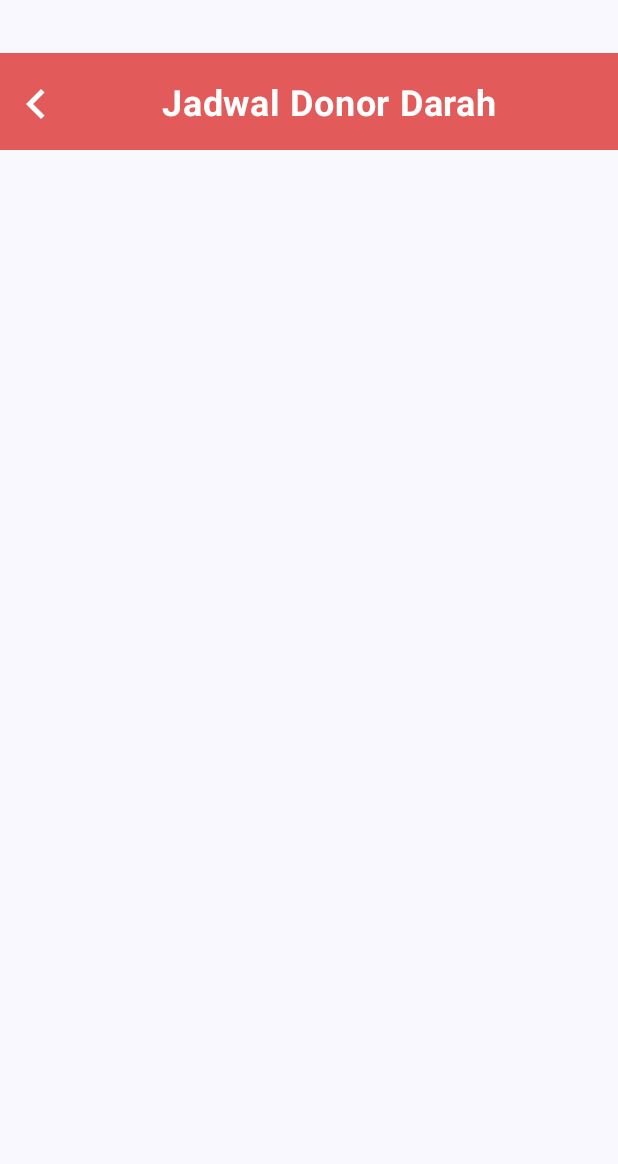
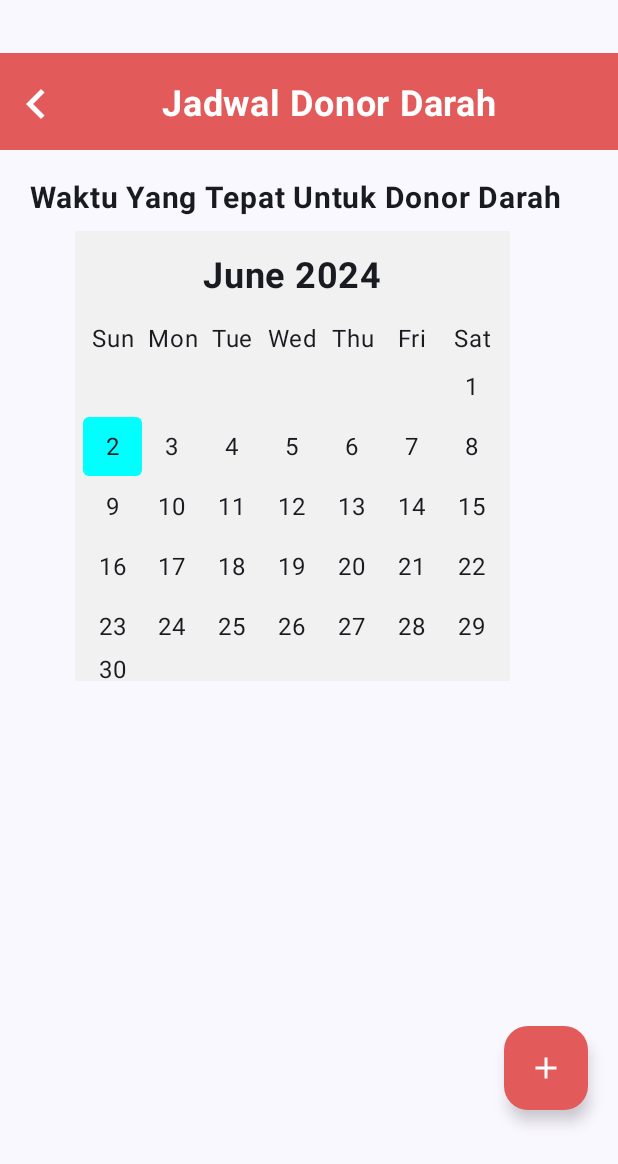
Before and after one commit to waradli/App-LifeBloodID, an Android app built with Jetpack Compose: the composable ScreenJadwalDonor shown on its own in the app's theme, on a phone screen of 412 x 824 dp. Shown: the top 1164 px of the screen. Run offline under Robolectric (Android 15) with nearby library versions, the phone set to English and light mode, and no system bars.

Commit message:
memperbaiki menu jadwal donor darah

```diff
--- a/app/build.gradle.kts
+++ b/app/build.gradle.kts
@@ -77,4 +77,9 @@ dependencies {
 
     //Home
     implementation(libs.androidx.constraintlayout.compose)
+
+    //calender
+    implementation("com.maxkeppeler.sheets-compose-dialogs:core:1.2.0")
+    implementation("com.maxkeppeler.sheets-compose-dialogs:calendar:1.2.0")
+
 }
--- a/app/src/main/java/com/example/appslifebloodid/intro/onboarding/components/menu_home/ScreenJadwalDonor.kt
+++ b/app/src/main/java/com/example/appslifebloodid/intro/onboarding/components/menu_home/ScreenJadwalDonor.kt
@@ -1,43 +1,44 @@
 package com.example.appslifebloodid.intro.onboarding.components.menu_home
 
+import android.os.Build
+import androidx.annotation.RequiresApi
 import androidx.compose.foundation.background
-import androidx.compose.foundation.layout.Box
-import androidx.compose.foundation.layout.Column
-import androidx.compose.foundation.layout.Row
-import androidx.compose.foundation.layout.Spacer
-import androidx.compose.foundation.layout.fillMaxWidth
-import androidx.compose.foundation.layout.height
-import androidx.compose.foundation.layout.padding
-import androidx.compose.foundation.layout.size
-import androidx.compose.foundation.layout.width
+import androidx.compose.foundation.layout.*
+import androidx.compose.foundation.shape.RoundedCornerShape
 import androidx.compose.material.icons.Icons
+import androidx.compose.material.icons.filled.Add
 import androidx.compose.material.icons.filled.KeyboardArrowLeft
-import androidx.compose.material3.Icon
-import androidx.compose.material3.IconButton
-import androidx.compose.material3.Text
-import androidx.compose.runtime.Composable
+import androidx.compose.material3.*
+import androidx.compose.runtime.*
 import androidx.compose.ui.Alignment
 import androidx.compose.ui.Modifier
 import androidx.compose.ui.graphics.Color
 import androidx.compose.ui.text.font.FontWeight
+import androidx.compose.ui.text.style.TextAlign
 import androidx.compose.ui.unit.dp
 import androidx.compose.ui.unit.sp
 import androidx.navigation.NavController
+import java.time.LocalDate
+import java.time.YearMonth
+import java.time.format.TextStyle
+import java.util.*
 
+@RequiresApi(Build.VERSION_CODES.O)
+@OptIn(ExperimentalMaterial3Api::class)
 @Composable
-fun ScreenJadwalDonor(modifier: Modifier = Modifier,
-                      navController: NavController
-    ) {
-    Column(modifier = modifier)  {
-       Box (modifier = Modifier
+fun ScreenJadwalDonor(modifier: Modifier = Modifier, navController: NavController) {
+    Column(modifier = modifier) {
+        Box(
+            modifier = Modifier
                 .fillMaxWidth()
                 .height(100.dp)
                 .padding(top = 35.dp)
-           .background(Color(0xffE35A5A))){
-           Row (
+                .background(Color(0xffE35A5A))
+        ) {
+            Row(
                 modifier = Modifier.fillMaxWidth(),
                 verticalAlignment = Alignment.CenterVertically
-           ){
+            ) {
                 IconButton(
                     onClick = { navController.popBackStack() },
                     modifier = Modifier.padding(top = 10.dp)
@@ -58,9 +59,114 @@ fun ScreenJadwalDonor(modifier: Modifier = Modifier,
                     color = Color.White
                 )
             }
-
+        }
+        Text(text = "Waktu Yang Tepat Untuk Donor Darah", fontSize = 20.sp, fontWeight = FontWeight.Bold, modifier = Modifier.padding(start = 20.dp, top = 20.dp))
+        Column(modifier = Modifier.padding(start = 40.dp, top = 10.dp),
+            horizontalAlignment = Alignment.CenterHorizontally,
+            verticalArrangement = Arrangement.Center) {
+            Box (modifier = Modifier
+                .width(300.dp)
+                .height(300.dp)
+                .padding(start = 10.dp)
+                .background(Color(0xfff1f1f1)),
+            ){
+                CalendarViewWithDonorSchedule(modifier = Modifier.padding(start = 5.dp, end = 5.dp))
+            }
+        }
+        Spacer(modifier = Modifier.height(10.dp))
+            FloatingActionButton(
+                onClick = {  },
+                modifier = Modifier
+                    .padding(top = 220.dp, end = 20.dp)
+                    .align(Alignment.End),
+                containerColor = Color(0xffE35A5A)
+            ) {
+                Icon(
+                    imageVector = Icons.Default.Add,
+                    contentDescription = "Add",
+                    tint = Color.White
+                )
             }
 
     }
+}
 
+@RequiresApi(Build.VERSION_CODES.O)
+@Composable
+fun CalendarViewWithDonorSchedule(modifier: Modifier = Modifier) {
+    val currentMonth = remember { mutableStateOf(YearMonth.now()) }
+    val currentDate = remember { mutableStateOf(LocalDate.now()) }
+    val daysOfWeek = listOf("Sun", "Mon", "Tue", "Wed", "Thu", "Fri", "Sat")
+
+    Column(
+        modifier = modifier.fillMaxWidth(),
+        horizontalAlignment = Alignment.CenterHorizontally
+    ) {
+        // Header
+        Text(
+            text = currentMonth.value.month.getDisplayName(TextStyle.FULL, Locale.getDefault()) + " " + currentMonth.value.year,
+            fontSize = 24.sp,
+            fontWeight = FontWeight.Bold,
+            modifier = Modifier.padding(16.dp)
+        )
+
+        // Days of Week
+        Row(modifier = Modifier.fillMaxWidth()) {
+            daysOfWeek.forEach { day ->
+                Text(
+                    text = day,
+                    modifier = Modifier.weight(1f),
+                    textAlign = TextAlign.Center
+                )
             }
+        }
+
+        // Dates
+        val daysInMonth = currentMonth.value.lengthOfMonth()
+        val firstDayOfMonth = LocalDate.of(currentMonth.value.year, currentMonth.value.month, 1)
+        val firstDayOfWeek = firstDayOfMonth.dayOfWeek.value % 7
+
+        Column {
+            var currentDay = 1
+            while (currentDay <= daysInMonth) {
+                Row(modifier = Modifier.fillMaxWidth()) {
+                    for (i in 0..6) {
+                        if (currentDay == 1 && i < firstDayOfWeek) {
+                            Spacer(modifier = Modifier.weight(1f))
+                        } else if (currentDay > daysInMonth) {
+                            Spacer(modifier = Modifier.weight(1f))
+                        } else {
+                            val date = LocalDate.of(currentMonth.value.year, currentMonth.value.month, currentDay)
+                            val isDonorDay = isDonorDay(date)
+                            Box(
+                                contentAlignment = Alignment.Center,
+                                modifier = Modifier
+                                    .weight(1f)
+                                    .aspectRatio(1f)
+                                    .background(
+                                        when {
+                                            isDonorDay -> Color.Red
+                                            currentDay == currentDate.value.dayOfMonth -> Color.Cyan
+                                            else -> Color.Transparent
+                                        },
+                                        shape = RoundedCornerShape(4.dp)
+                                    )
+                                    .padding(4.dp)
+                            ) {
+                                Text(text = currentDay.toString())
+                            }
+                            currentDay++
+                        }
+                    }
+                }
+            }
+        }
+    }
+}
+
+@RequiresApi(Build.VERSION_CODES.O)
+fun isDonorDay(date: LocalDate): Boolean {
+    val startDate = LocalDate.of(2024, 1, 1) // Start date for the first donor day
+    val monthsBetween = java.time.temporal.ChronoUnit.MONTHS.between(startDate, date)
+    return (monthsBetween % 3).toInt() == 0 && date.dayOfMonth == startDate.dayOfMonth
+}
--- a/gradle/libs.versions.toml
+++ b/gradle/libs.versions.toml
@@ -14,6 +14,7 @@ navigationCompose = "2.7.7"
 navigationRuntimeKtx = "2.7.7"
 material3Android = "1.2.1"
 appcompat = "1.6.1"
+supportAnnotations = "28.0.0"
 
 [libraries]
 androidx-constraintlayout-compose = { module = "androidx.constraintlayout:constraintlayout-compose", version.ref = "constraintlayoutCompose" }
@@ -36,6 +37,7 @@ androidx-material3 = { group = "androidx.compose.material3", name = "material3"
 androidx-navigation-runtime-ktx = { group = "androidx.navigation", name = "navigation-runtime-ktx", version.ref = "navigationRuntimeKtx" }
 androidx-material3-android = { group = "androidx.compose.material3", name = "material3-android", version.ref = "material3Android" }
 androidx-appcompat = { group = "androidx.appcompat", name = "appcompat", version.ref = "appcompat" }
+support-annotations = { group = "com.android.support", name = "support-annotations", version.ref = "supportAnnotations" }
 
 [plugins]
 android-application = { id = "com.android.application", version.ref = "agp" }
```
Lines whose indentation alone changed are shown as unchanged.
